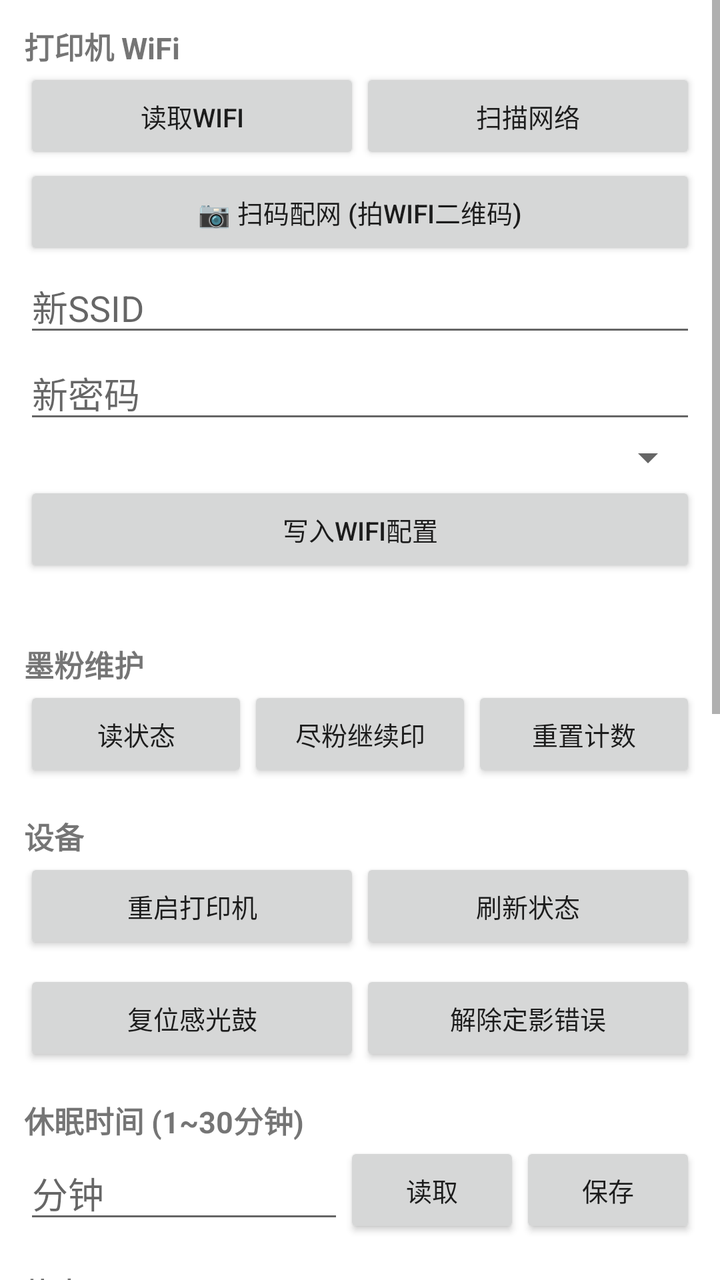
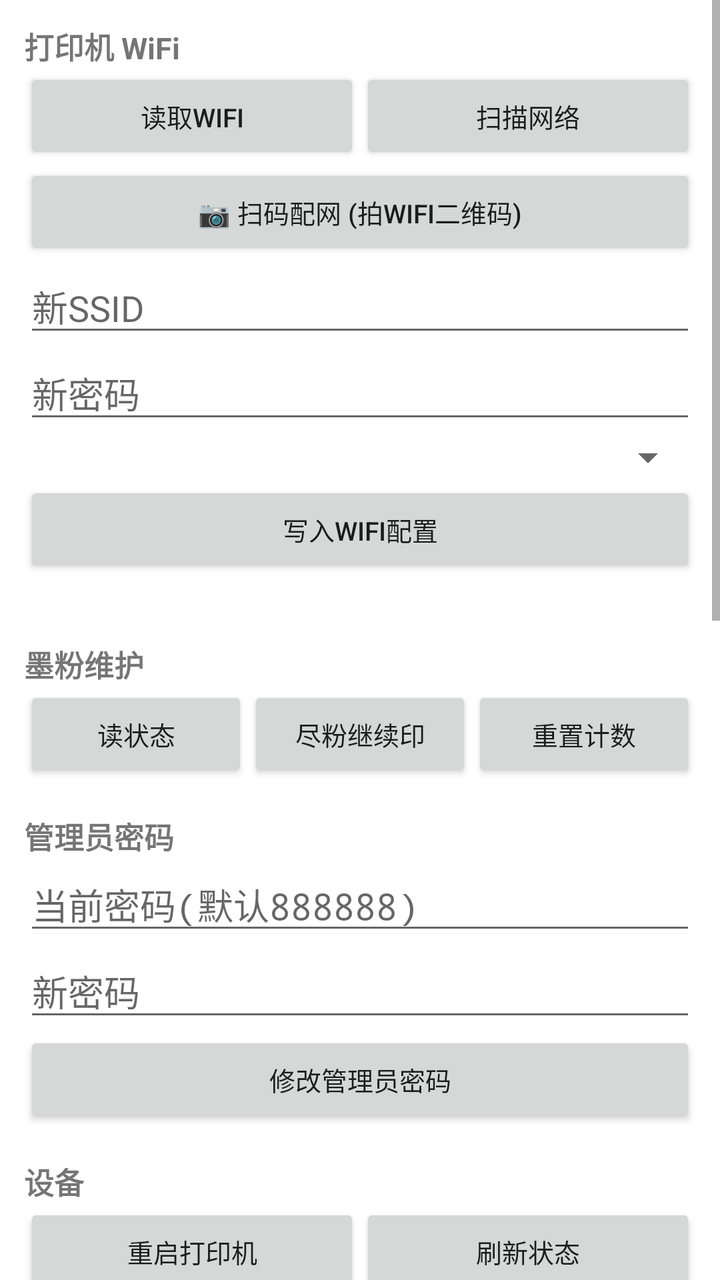

Compare the two renders of this Android layout. The source of the first and the diff that turns it into the second are given below.
<!-- AndroidManifest.xml: application theme android:Theme.Material.Light.NoActionBar -->
<!-- res/layout/page_settings.xml -->
<?xml version="1.0" encoding="utf-8"?>
<ScrollView xmlns:android="http://schemas.android.com/apk/res/android"
    android:layout_width="match_parent" android:layout_height="match_parent">
<LinearLayout android:layout_width="match_parent" android:layout_height="wrap_content"
    android:orientation="vertical" android:padding="12dp" android:background="#FFFFFF">
    <TextView android:layout_width="wrap_content" android:layout_height="wrap_content"
        android:text="打印机 WiFi" android:textSize="15sp" android:textStyle="bold"/>
    <LinearLayout android:layout_width="match_parent" android:layout_height="wrap_content"
        android:orientation="horizontal">
        <Button android:id="@+id/wifiReadBtn" android:layout_width="0dp" android:layout_weight="1"
            android:layout_height="wrap_content" android:text="读取WiFi" android:textSize="13sp"/>
        <Button android:id="@+id/wifiScanBtn" android:layout_width="0dp" android:layout_weight="1"
            android:layout_height="wrap_content" android:text="扫描网络" android:textSize="13sp"/>
    </LinearLayout>
    
    <Button android:id="@+id/wifiQrBtn" android:layout_width="match_parent"
        android:layout_height="wrap_content" android:text="📷 扫码配网 (拍WiFi二维码)"
        android:textSize="13sp"/>
    <EditText android:id="@+id/newSSID" android:layout_width="match_parent" android:layout_height="wrap_content"
        android:hint="新SSID"/>
    <EditText android:id="@+id/newPass" android:layout_width="match_parent" android:layout_height="wrap_content"
        android:hint="新密码"/>
    <Spinner android:id="@+id/wifiEncSpinner" android:layout_width="match_parent"
        android:layout_height="wrap_content"/>
    <Button android:id="@+id/wifiWriteBtn" android:layout_width="match_parent"
        android:layout_height="wrap_content" android:text="写入WiFi配置" android:textSize="13sp"/>
    <TextView android:id="@+id/wifiInfoText" android:layout_width="wrap_content"
        android:layout_height="wrap_content" android:text="" android:textSize="12sp"/>

    <TextView android:layout_width="wrap_content" android:layout_height="wrap_content"
        android:text="墨粉维护" android:textSize="15sp" android:textStyle="bold" android:layout_marginTop="16dp"/>
    <LinearLayout android:layout_width="match_parent" android:layout_height="wrap_content"
        android:orientation="horizontal">
        <Button android:id="@+id/tonerReadBtn" android:layout_width="0dp" android:layout_weight="1"
            android:layout_height="wrap_content" android:text="读状态" android:textSize="13sp"/>
        <Button android:id="@+id/tonerContBtn" android:layout_width="0dp" android:layout_weight="1"
            android:layout_height="wrap_content" android:text="尽粉继续印" android:textSize="13sp"/>
        <Button android:id="@+id/tonerResetBtn" android:layout_width="0dp" android:layout_weight="1"
            android:layout_height="wrap_content" android:text="重置计数" android:textSize="13sp"/>
    </LinearLayout>

    <TextView android:layout_width="wrap_content" android:layout_height="wrap_content"
        android:text="设备" android:textSize="15sp" android:textStyle="bold" android:layout_marginTop="16dp"/>
    <LinearLayout android:layout_width="match_parent" android:layout_height="wrap_content"
        android:orientation="horizontal">
        <Button android:id="@+id/rebootBtn" android:layout_width="0dp" android:layout_weight="1"
            android:layout_height="wrap_content" android:text="重启打印机" android:textSize="13sp"/>
        <Button android:id="@+id/refreshBtn" android:layout_width="0dp" android:layout_weight="1"
            android:layout_height="wrap_content" android:text="刷新状态" android:textSize="13sp"/>
    </LinearLayout>

    
    <LinearLayout android:layout_width="match_parent" android:layout_height="wrap_content"
        android:orientation="horizontal" android:layout_marginTop="8dp">
        <Button android:id="@+id/drumResetBtn" android:layout_width="0dp" android:layout_weight="1"
            android:layout_height="wrap_content" android:text="复位感光鼓" android:textSize="13sp"/>
        <Button android:id="@+id/fuserResetBtn" android:layout_width="0dp" android:layout_weight="1"
            android:layout_height="wrap_content" android:text="解除定影错误" android:textSize="13sp"/>
    </LinearLayout>

    
    <TextView android:layout_width="wrap_content" android:layout_height="wrap_content"
        android:text="休眠时间 (1~30分钟)" android:textSize="15sp" android:textStyle="bold" android:layout_marginTop="16dp"/>
    <LinearLayout android:layout_width="match_parent" android:layout_height="wrap_content"
        android:orientation="horizontal" android:gravity="center_vertical">
        <EditText android:id="@+id/sleepEdit" android:layout_width="0dp" android:layout_weight="1"
            android:layout_height="wrap_content" android:inputType="number" android:hint="分钟"/>
        <Button android:id="@+id/sleepReadBtn" android:layout_width="wrap_content"
            android:layout_height="wrap_content" android:text="读取" android:textSize="13sp"/>
        <Button android:id="@+id/sleepSetBtn" android:layout_width="wrap_content"
            android:layout_height="wrap_content" android:text="保存" android:textSize="13sp"/>
    </LinearLayout>

    
    <TextView android:layout_width="wrap_content" android:layout_height="wrap_content"
        android:text="热点AP" android:textSize="15sp" android:textStyle="bold" android:layout_marginTop="16dp"/>
    <LinearLayout android:layout_width="match_parent" android:layout_height="wrap_content"
        android:orientation="horizontal" android:gravity="center_vertical">
        <CheckBox android:id="@+id/hotChk" android:layout_width="wrap_content"
            android:layout_height="wrap_content" android:text="启用热点" android:textSize="13sp"/>
        <Button android:id="@+id/hotReadBtn" android:layout_width="0dp" android:layout_weight="1"
            android:layout_height="wrap_content" android:text="读取状态" android:textSize="13sp"/>
    </LinearLayout>
    <EditText android:id="@+id/hotSSID" android:layout_width="match_parent" android:layout_height="wrap_content"
        android:hint="热点SSID (1~32位可打印字符)" android:inputType="text"/>
    <EditText android:id="@+id/hotPass" android:layout_width="match_parent" android:layout_height="wrap_content"
        android:hint="热点密码 (8~64位)" android:inputType="textPassword"/>
    <Button android:id="@+id/hotSetBtn" android:layout_width="match_parent"
        android:layout_height="wrap_content" android:text="应用热点设置" android:textSize="13sp"/>

    
    <TextView android:layout_width="wrap_content" android:layout_height="wrap_content"
        android:text="打印位置微调" android:textSize="15sp" android:textStyle="bold" android:layout_marginTop="16dp"/>
    <TextView android:id="@+id/ucLeadingLabel" android:layout_width="wrap_content"
        android:layout_height="wrap_content" android:text="上边偏移: 0" android:textSize="13sp"/>
    <SeekBar android:id="@+id/ucLeadingSeek" android:layout_width="match_parent"
        android:layout_height="wrap_content"/>
    <TextView android:id="@+id/ucSideLabel" android:layout_width="wrap_content"
        android:layout_height="wrap_content" android:text="左边偏移: 0" android:textSize="13sp"/>
    <SeekBar android:id="@+id/ucSideSeek" android:layout_width="match_parent"
        android:layout_height="wrap_content"/>
    <TextView android:id="@+id/ucDensityLabel" android:layout_width="wrap_content"
        android:layout_height="wrap_content" android:text="默认浓度: 0" android:textSize="13sp"/>
    <SeekBar android:id="@+id/ucDensitySeek" android:layout_width="match_parent"
        android:layout_height="wrap_content"/>
    <LinearLayout android:layout_width="match_parent" android:layout_height="wrap_content"
        android:orientation="horizontal" android:gravity="center_vertical">
        <CheckBox android:id="@+id/ucHumidityChk" android:layout_width="0dp" android:layout_weight="1"
            android:layout_height="wrap_content" android:text="低湿度模式" android:textSize="13sp"/>
        <CheckBox android:id="@+id/ucBackDirtyChk" android:layout_width="0dp" android:layout_weight="1"
            android:layout_height="wrap_content" android:text="防背面脏污" android:textSize="13sp"/>
        <CheckBox android:id="@+id/ucCoolChk" android:layout_width="0dp" android:layout_weight="1"
            android:layout_height="wrap_content" android:text="强制降温" android:textSize="13sp"/>
        <Button android:id="@+id/ucReadBtn" android:layout_width="wrap_content"
            android:layout_height="wrap_content" android:text="读取" android:textSize="13sp"/>
        <Button android:id="@+id/ucSetBtn" android:layout_width="wrap_content"
            android:layout_height="wrap_content" android:text="写入" android:textSize="13sp"/>
    </LinearLayout>
    <TextView android:layout_width="wrap_content" android:layout_height="wrap_content"
        android:id="@+id/aboutText"
        android:text="M7208W Studio · arm64原生 · 独立复刻\n打印协议: LHPL逆向 · 扫描: 53010/53011 · 非联想官方"
        android:textSize="11sp" android:textColor="#999999" android:layout_marginTop="20dp"/>
</LinearLayout>
</ScrollView>
<!-- resources referenced by this layout -->
<resources>

</resources>

<!-- the commit's change to res/layout/page_settings.xml (unified diff, before → after) -->
@@ -39,6 +39,16 @@
             android:layout_height="wrap_content" android:text="重置计数" android:textSize="13sp"/>
     </LinearLayout>
 
+    <TextView android:layout_width="wrap_content" android:layout_height="wrap_content"
+        android:text="管理员密码" android:textSize="15sp" android:textStyle="bold" android:layout_marginTop="16dp"/>
+    <EditText android:id="@+id/adminOldPwd" android:layout_width="match_parent"
+        android:layout_height="wrap_content" android:hint="当前密码(默认888888)"
+        android:inputType="textPassword"/>
+    <EditText android:id="@+id/adminNewPwd" android:layout_width="match_parent"
+        android:layout_height="wrap_content" android:hint="新密码"
+        android:inputType="textPassword"/>
+    <Button android:id="@+id/adminPwdBtn" android:layout_width="match_parent"
+        android:layout_height="wrap_content" android:text="修改管理员密码" android:textSize="13sp"/>
     <TextView android:layout_width="wrap_content" android:layout_height="wrap_content"
         android:text="设备" android:textSize="15sp" android:textStyle="bold" android:layout_marginTop="16dp"/>
     <LinearLayout android:layout_width="match_parent" android:layout_height="wrap_content"
